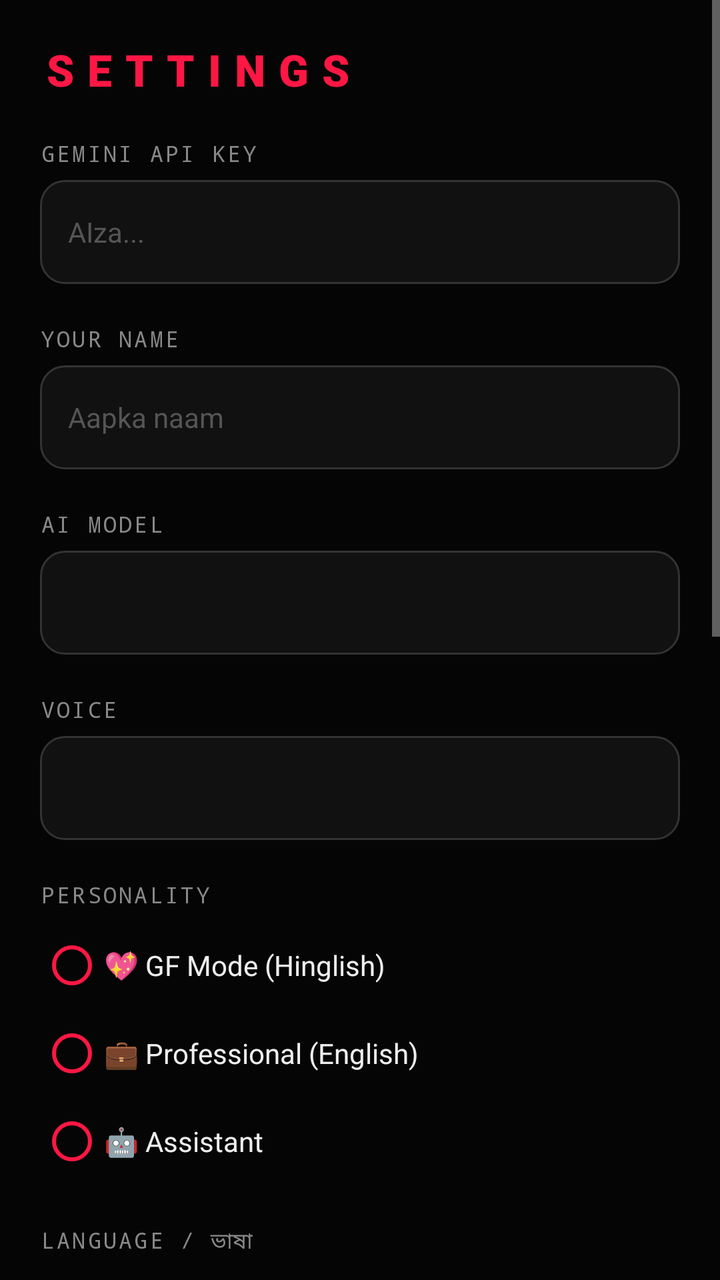
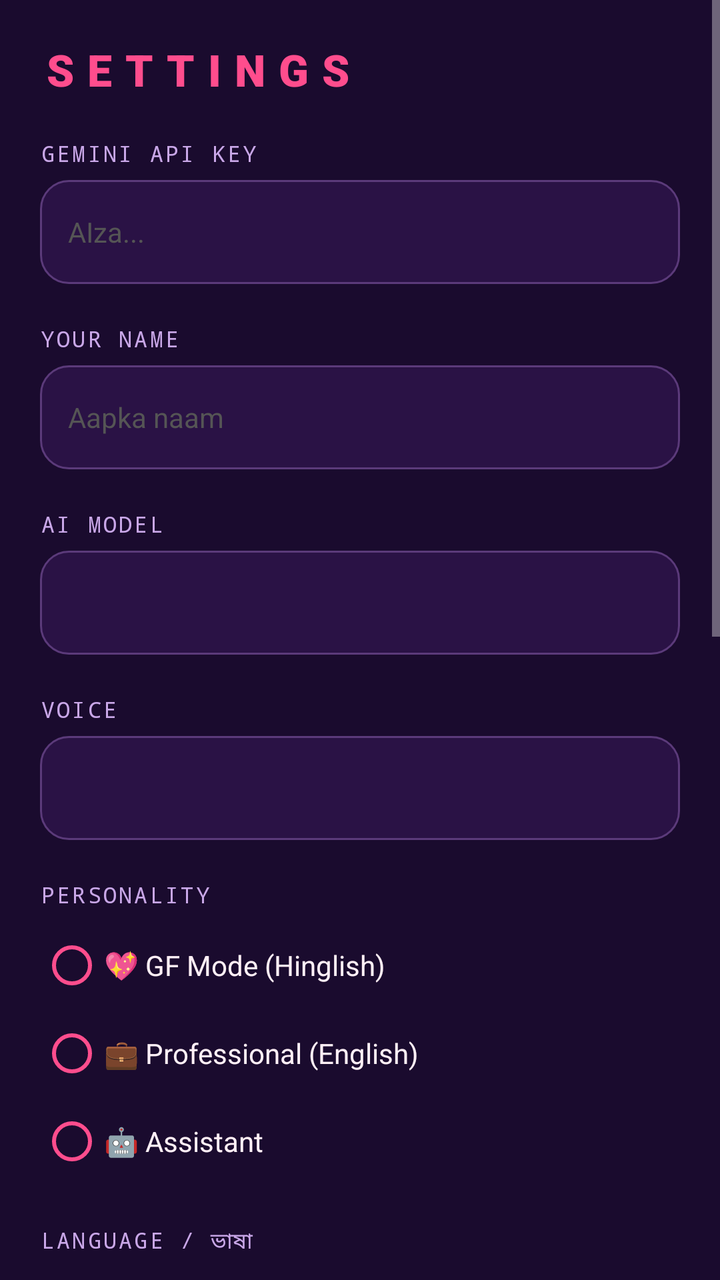

An Android layout rendered at two revisions. The XML below is the earlier revision; the diff shows what the commit changed to produce the second picture.
<!-- AndroidManifest.xml: application theme Theme.Myra -->
<!-- res/layout/activity_settings.xml -->
<?xml version="1.0" encoding="utf-8"?>
<ScrollView xmlns:android="http://schemas.android.com/apk/res/android"
    android:layout_width="match_parent"
    android:layout_height="match_parent"
    android:background="#050505"
    android:fillViewport="true">

    <LinearLayout
        android:layout_width="match_parent"
        android:layout_height="wrap_content"
        android:orientation="vertical"
        android:padding="20dp">

        <TextView
            android:layout_width="wrap_content"
            android:layout_height="wrap_content"
            android:fontFamily="sans-serif-black"
            android:letterSpacing="0.3"
            android:text="SETTINGS"
            android:textColor="#FF1744"
            android:textSize="22sp" />

        <TextView style="@style/MyraLabel" android:text="GEMINI API KEY" />
        <EditText
            android:id="@+id/apiKeyInput"
            style="@style/MyraInput"
            android:hint="AIza..."
            android:inputType="textPassword" />

        <TextView style="@style/MyraLabel" android:text="YOUR NAME" />
        <EditText
            android:id="@+id/userNameInput"
            style="@style/MyraInput"
            android:hint="Aapka naam"
            android:inputType="textPersonName" />

        <TextView style="@style/MyraLabel" android:text="AI MODEL" />
        <Spinner
            android:id="@+id/modelSpinner"
            android:layout_width="match_parent"
            android:layout_height="52dp"
            android:background="@drawable/bg_input_field" />

        <TextView style="@style/MyraLabel" android:text="VOICE" />
        <Spinner
            android:id="@+id/voiceSpinner"
            android:layout_width="match_parent"
            android:layout_height="52dp"
            android:background="@drawable/bg_input_field" />

        <TextView style="@style/MyraLabel" android:text="PERSONALITY" />
        <RadioGroup
            android:id="@+id/personalityGroup"
            android:layout_width="match_parent"
            android:layout_height="wrap_content"
            android:orientation="vertical">

            <RadioButton
                android:id="@+id/radioGf"
                style="@style/MyraRadio"
                android:text="💖 GF Mode (Hinglish)" />
            <RadioButton
                android:id="@+id/radioPro"
                style="@style/MyraRadio"
                android:text="💼 Professional (English)" />
            <RadioButton
                android:id="@+id/radioAssistant"
                style="@style/MyraRadio"
                android:text="🤖 Assistant" />
        </RadioGroup>

        <TextView style="@style/MyraLabel" android:text="LANGUAGE / ভাষা" />
        <RadioGroup
            android:id="@+id/languageGroup"
            android:layout_width="match_parent"
            android:layout_height="wrap_content"
            android:orientation="vertical">

            <RadioButton
                android:id="@+id/radioLangHinglish"
                style="@style/MyraRadio"
                android:text="Hinglish (Hindi + English)" />
            <RadioButton
                android:id="@+id/radioLangBangla"
                style="@style/MyraRadio"
                android:text="বাংলা (Bangla)" />
            <RadioButton
                android:id="@+id/radioLangEnglish"
                style="@style/MyraRadio"
                android:text="English" />
        </RadioGroup>

        <com.google.android.material.switchmaterial.SwitchMaterial
            android:id="@+id/muteWhileSpeakingSwitch"
            android:layout_width="match_parent"
            android:layout_height="wrap_content"
            android:layout_marginTop="16dp"
            android:text="Mute mic while MYRA speaks (use if she hears herself)"
            android:textColor="#EEEEEE"
            android:textSize="13sp" />

        <TextView style="@style/MyraLabel" android:text="PRIME CONTACTS" />
        <androidx.recyclerview.widget.RecyclerView
            android:id="@+id/primeRecycler"
            android:layout_width="match_parent"
            android:layout_height="wrap_content"
            android:nestedScrollingEnabled="false" />

        <Button
            android:id="@+id/addPrimeBtn"
            android:layout_width="match_parent"
            android:layout_height="48dp"
            android:layout_marginTop="8dp"
            android:backgroundTint="@null"
            android:background="@drawable/bg_prime_badge"
            android:text="ADD PRIME CONTACT"
            android:textColor="#FF1744" />

        <TextView style="@style/MyraLabel" android:text="PERMISSIONS" />
        <TextView
            android:id="@+id/accessStatus"
            android:layout_width="match_parent"
            android:layout_height="wrap_content"
            android:background="@drawable/bg_input_field"
            android:padding="14dp"
            android:textSize="13sp" />
        <TextView
            android:id="@+id/overlayStatus"
            android:layout_width="match_parent"
            android:layout_height="wrap_content"
            android:layout_marginTop="8dp"
            android:background="@drawable/bg_input_field"
            android:padding="14dp"
            android:textSize="13sp" />

        <TextView
            android:id="@+id/licenseStatus"
            android:layout_width="match_parent"
            android:layout_height="wrap_content"
            android:layout_marginTop="8dp"
            android:background="@drawable/bg_input_field"
            android:padding="14dp"
            android:textSize="13sp" />

        <TextView
            android:id="@+id/batteryStatus"
            android:layout_width="match_parent"
            android:layout_height="wrap_content"
            android:layout_marginTop="8dp"
            android:background="@drawable/bg_input_field"
            android:padding="14dp"
            android:textSize="13sp" />

        <Button
            android:id="@+id/saveBtn"
            android:layout_width="match_parent"
            android:layout_height="52dp"
            android:layout_marginTop="24dp"
            android:layout_marginBottom="16dp"
            android:backgroundTint="@null"
            android:background="@drawable/bg_save_button"
            android:text="SAVE"
            android:textColor="#FFFFFF" />
    </LinearLayout>
</ScrollView>
<!-- resources referenced by this layout -->
<resources>
  <!-- drawable bg_input_field (drawable) -->
  <?xml version="1.0" encoding="utf-8"?>
  <shape xmlns:android="http://schemas.android.com/apk/res/android" android:shape="rectangle">
      <solid android:color="#111111" />
      <stroke android:width="1dp" android:color="#333333" />
      <corners android:radius="12dp" />
  </shape>
  <!-- drawable bg_prime_badge (drawable) -->
  <?xml version="1.0" encoding="utf-8"?>
  <shape xmlns:android="http://schemas.android.com/apk/res/android" android:shape="rectangle">
      <solid android:color="#1A0000" />
      <stroke android:width="1dp" android:color="#FF1744" />
      <corners android:radius="12dp" />
  </shape>
  <!-- drawable bg_save_button (drawable) -->
  <?xml version="1.0" encoding="utf-8"?>
  <shape xmlns:android="http://schemas.android.com/apk/res/android" android:shape="rectangle">
      <gradient android:angle="0" android:startColor="#FF1744" android:endColor="#D500F9" />
      <corners android:radius="24dp" />
  </shape>
  <style name="MyraInput">
          <item name="android:layout_width">match_parent</item>
          <item name="android:layout_height">52dp</item>
          <item name="android:background">@drawable/bg_input_field</item>
          <item name="android:paddingStart">14dp</item>
          <item name="android:paddingEnd">14dp</item>
          <item name="android:textColor">@color/myra_text</item>
          <item name="android:textColorHint">#555555</item>
          <item name="android:textSize">14sp</item>
          <item name="android:maxLines">1</item>
      </style>
  <style name="MyraLabel">
          <item name="android:layout_width">wrap_content</item>
          <item name="android:layout_height">wrap_content</item>
          <item name="android:layout_marginTop">20dp</item>
          <item name="android:layout_marginBottom">6dp</item>
          <item name="android:fontFamily">monospace</item>
          <item name="android:textColor">@color/myra_hint</item>
          <item name="android:textSize">11sp</item>
          <item name="android:letterSpacing">0.1</item>
      </style>
  <style name="MyraRadio">
          <item name="android:layout_width">match_parent</item>
          <item name="android:layout_height">44dp</item>
          <item name="android:textColor">@color/myra_text</item>
          <item name="android:buttonTint">@color/myra_red</item>
          <item name="android:textSize">14sp</item>
      </style>
  <style name="Theme.Myra" parent="Theme.MaterialComponents.NoActionBar">
          <item name="colorPrimary">@color/myra_red</item>
          <item name="colorPrimaryVariant">@color/myra_red</item>
          <item name="colorOnPrimary">@color/white</item>
          <item name="colorSecondary">@color/myra_purple</item>
          <item name="android:windowBackground">@color/myra_bg</item>
          <item name="android:statusBarColor">@android:color/transparent</item>
          <item name="android:navigationBarColor">@color/myra_bg</item>
          <item name="android:textColorPrimary">@color/myra_text</item>
          <item name="android:windowLightStatusBar">false</item>
      </style>
  <color name="myra_text">#EEEEEE</color>
  <color name="myra_hint">#888888</color>
  <color name="myra_red">#FF1744</color>
  <color name="white">#FFFFFF</color>
  <color name="myra_purple">#D500F9</color>
  <color name="myra_bg">#050505</color>
</resources>

<!-- the commit's change to res/layout/activity_settings.xml (unified diff, before → after) -->
@@ -2,7 +2,7 @@
 <ScrollView xmlns:android="http://schemas.android.com/apk/res/android"
     android:layout_width="match_parent"
     android:layout_height="match_parent"
-    android:background="#050505"
+    android:background="#1A0B2E"
     android:fillViewport="true">
 
     <LinearLayout
@@ -17,7 +17,7 @@
             android:fontFamily="sans-serif-black"
             android:letterSpacing="0.3"
             android:text="SETTINGS"
-            android:textColor="#FF1744"
+            android:textColor="#FF4D8D"
             android:textSize="22sp" />
 
         <TextView style="@style/MyraLabel" android:text="GEMINI API KEY" />
@@ -96,7 +96,7 @@
             android:layout_height="wrap_content"
             android:layout_marginTop="16dp"
             android:text="Mute mic while MYRA speaks (use if she hears herself)"
-            android:textColor="#EEEEEE"
+            android:textColor="#FFF0F6"
             android:textSize="13sp" />
 
         <TextView style="@style/MyraLabel" android:text="PRIME CONTACTS" />
@@ -114,7 +114,7 @@
             android:backgroundTint="@null"
             android:background="@drawable/bg_prime_badge"
             android:text="ADD PRIME CONTACT"
-            android:textColor="#FF1744" />
+            android:textColor="#FF4D8D" />
 
         <TextView style="@style/MyraLabel" android:text="PERMISSIONS" />
         <TextView
<!-- resource entries referenced after the edit -->
@@ -3,22 +3,22 @@
   <!-- drawable bg_input_field (drawable) -->
   <?xml version="1.0" encoding="utf-8"?>
   <shape xmlns:android="http://schemas.android.com/apk/res/android" android:shape="rectangle">
-      <solid android:color="#111111" />
-      <stroke android:width="1dp" android:color="#333333" />
-      <corners android:radius="12dp" />
+      <solid android:color="#2A1245" />
+      <stroke android:width="1dp" android:color="#5B3A7A" />
+      <corners android:radius="14dp" />
   </shape>
   <!-- drawable bg_prime_badge (drawable) -->
   <?xml version="1.0" encoding="utf-8"?>
   <shape xmlns:android="http://schemas.android.com/apk/res/android" android:shape="rectangle">
-      <solid android:color="#1A0000" />
-      <stroke android:width="1dp" android:color="#FF1744" />
-      <corners android:radius="12dp" />
+      <solid android:color="#3A1250" />
+      <stroke android:width="1dp" android:color="#FF4D8D" />
+      <corners android:radius="14dp" />
   </shape>
   <!-- drawable bg_save_button (drawable) -->
   <?xml version="1.0" encoding="utf-8"?>
   <shape xmlns:android="http://schemas.android.com/apk/res/android" android:shape="rectangle">
-      <gradient android:angle="0" android:startColor="#FF1744" android:endColor="#D500F9" />
-      <corners android:radius="24dp" />
+      <gradient android:angle="0" android:startColor="#FF4D8D" android:endColor="#B388FF" />
+      <corners android:radius="26dp" />
   </shape>
   <style name="MyraInput">
           <item name="android:layout_width">match_parent</item>
@@ -59,11 +59,11 @@
           <item name="android:textColorPrimary">@color/myra_text</item>
           <item name="android:windowLightStatusBar">false</item>
       </style>
-  <color name="myra_text">#EEEEEE</color>
-  <color name="myra_hint">#888888</color>
-  <color name="myra_red">#FF1744</color>
+  <color name="myra_text">#FFF0F6</color>
+  <color name="myra_hint">#C9A7E8</color>
+  <color name="myra_red">#FF4D8D</color>
   <color name="white">#FFFFFF</color>
-  <color name="myra_purple">#D500F9</color>
-  <color name="myra_bg">#050505</color>
+  <color name="myra_purple">#B388FF</color>
+  <color name="myra_bg">#1A0B2E</color>
 </resources>
 
